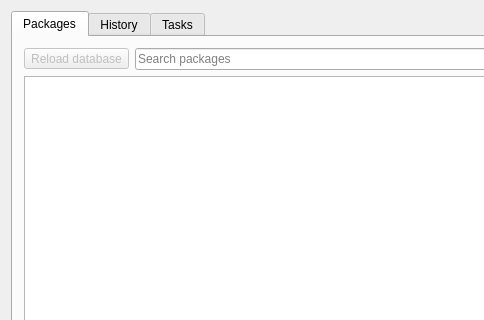
Before: the Qt Designer form src/mainwindow.ui in Shatur/orson, drawn with Qt 5; both pictures show x 0 to 484 and y 0 to 320 of the 740 by 770 pixel window.
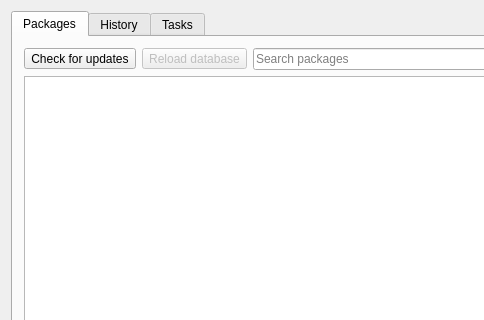
After: the same form once the commit is applied. Icons and pictures are not drawn. Custom widgets are drawn as their Qt base class.

Commit message: Add ability to check for updates

Patch:
```diff
--- a/src/mainwindow.ui
+++ b/src/mainwindow.ui
@@ -28,6 +28,20 @@
        <layout class="QVBoxLayout" name="verticalLayout_3">
         <item>
          <layout class="QHBoxLayout" name="searchPackagesLayout">
+          <item>
+           <widget class="QToolButton" name="updateButton">
+            <property name="toolTip">
+             <string>Check for updates</string>
+            </property>
+            <property name="text">
+             <string>Check for updates</string>
+            </property>
+            <property name="icon">
+             <iconset theme="document-save">
+              <normaloff>.</normaloff>.</iconset>
+            </property>
+           </widget>
+          </item>
           <item>
            <widget class="QToolButton" name="reloadButton">
             <property name="enabled">
```
The commit also changes 4 other files.
